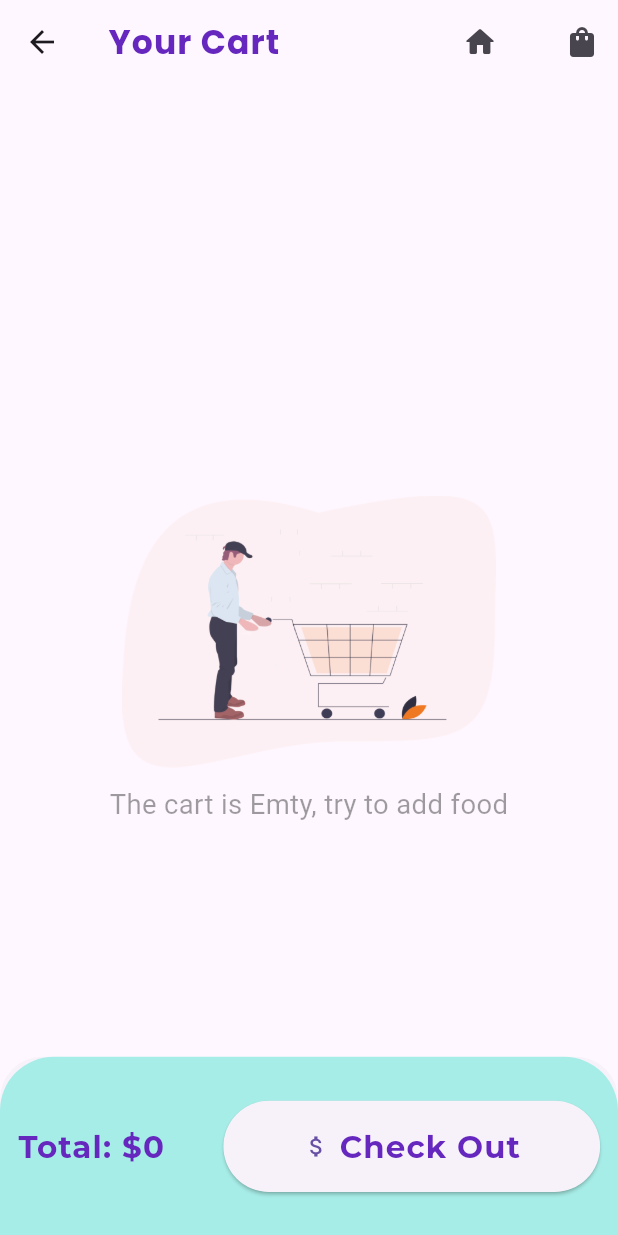
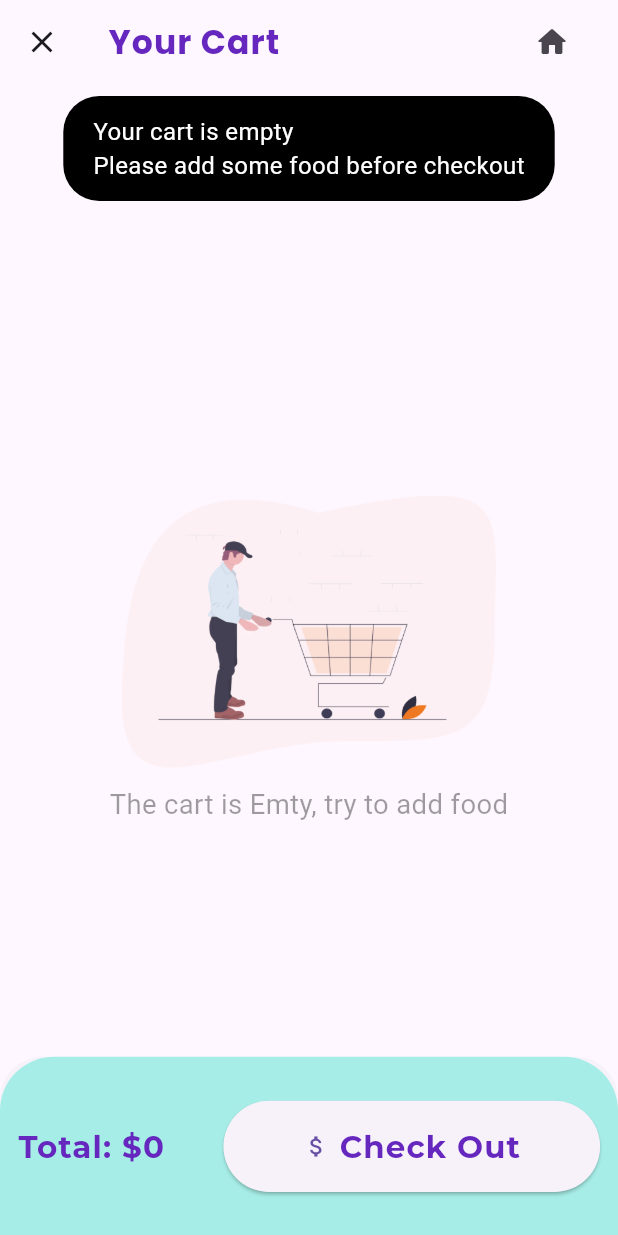
Before and after one commit to Hung6129/ihun_food_delivery, a Flutter app: the CartPage screen opened by its route, after a tap on "Check Out", on a phone screen of 412 x 824 dp. Run offline on Flutter 3.47's test engine with Material 2 defaults, Android fonts, the phone set to English and light mode, and no system bars; our stand-ins replace badges, cached_network_image, carousel_slider, dots_indicator, flutter_screenutil, fluttertoast and 3 more; accounts and stored records are empty; network calls fail.

Commit message:
minor changes

```diff
--- a/lib/config/routes/route_helper.dart
+++ b/lib/config/routes/route_helper.dart
@@ -14,21 +14,22 @@ class RoutesHelper {
 
   static String getInitial() => initial;
   static String getSplash() => splash;
-  static String getPopularFood(int pageId, String page) =>
-      "$popularFood?pageId=$pageId&page=$page";
-  static String getRecommendedFood(int pageId, String page) =>
-      "$recommendedFood?pageId=$pageId&page=$page";
+  static String getPopularFood(int pageId, String page) => "$popularFood?pageId=$pageId&page=$page";
+  static String getRecommendedFood(int pageId, String page) => "$recommendedFood?pageId=$pageId&page=$page";
   static String getCart() => cartPage;
 
   static List<GetPage> routes = [
     GetPage(
       name: splash,
       page: () => const SplashScreen(),
-        transition: Transition.fadeIn),
+      transition: Transition.fadeIn,
+    ),
     GetPage(
       name: initial,
+      popGesture: false,
       page: () => const MainMenuPage(),
-        transition: Transition.fadeIn),
+      transition: Transition.fadeIn,
+    ),
     GetPage(
         name: popularFood,
         page: () {
@@ -47,10 +48,11 @@ class RoutesHelper {
         transition: Transition.fadeIn),
     GetPage(
       name: cartPage,
+      fullscreenDialog: true,
       page: () {
         // var pageId = Get.parameters["pageId"];
         return const CartPage();
       },
-        transition: Transition.native),
+    ),
   ];
 }
--- a/lib/config/widgets/flutter_toast.dart
+++ b/lib/config/widgets/flutter_toast.dart
@@ -6,12 +6,14 @@ toastInfor({
   required String text,
   Color bgColor = Colors.black,
   Color textColor = Colors.white,
-}) => Fluttertoast.showToast(
+}) =>
+    Fluttertoast.showToast(
+      webPosition: "center",
       msg: text,
       backgroundColor: bgColor,
       textColor: textColor,
       toastLength: Toast.LENGTH_SHORT,
       timeInSecForIosWeb: 2,
       gravity: ToastGravity.TOP,
-    fontSize: 16.sp,
+      fontSize: 14.sp,
     );
--- a/lib/controllers/cart_controller.dart
+++ b/lib/controllers/cart_controller.dart
@@ -120,7 +120,11 @@ class CartController extends GetxController {
   }
 
   void addToHistory() {
-    cartRepo.addToCartHistory();
+    if (getItems.isNotEmpty) {
+      cartRepo.addToCartHistory();
+    } else {
+      toastInfor(text: "Your cart is empty\nPlease add some food before checkout");
+    }
     clear();
   }
 
--- a/lib/data/repository/cart_repo.dart
+++ b/lib/data/repository/cart_repo.dart
@@ -15,6 +15,9 @@ class CartRepo {
   List<String> cartHistory = [];
 
   void addToCartList(List<CartModel> cartList) {
+    // share.remove(AppConstants.CART_LIST);
+    // share.remove(AppConstants.CART_HISTORY_LIST);
+    // return;
     var getTimeNow = DateTime.now().toString();
     cart = [];
     for (var element in cartList) {
```
Also changed, not shown: lib/views/cart/widgets/cart_widgets.dart (+32 -25 lines). Lines whose indentation alone changed are shown as unchanged.
